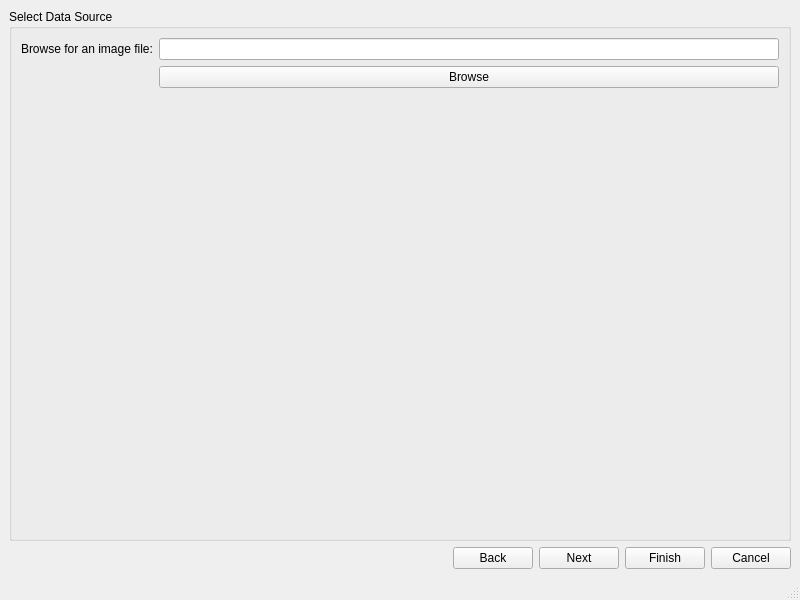
Above: Application_MainWindow/UI/SelectDataWindow.ui from skroutzzz/Disk_Imaging before the change. Below: the same form after it.
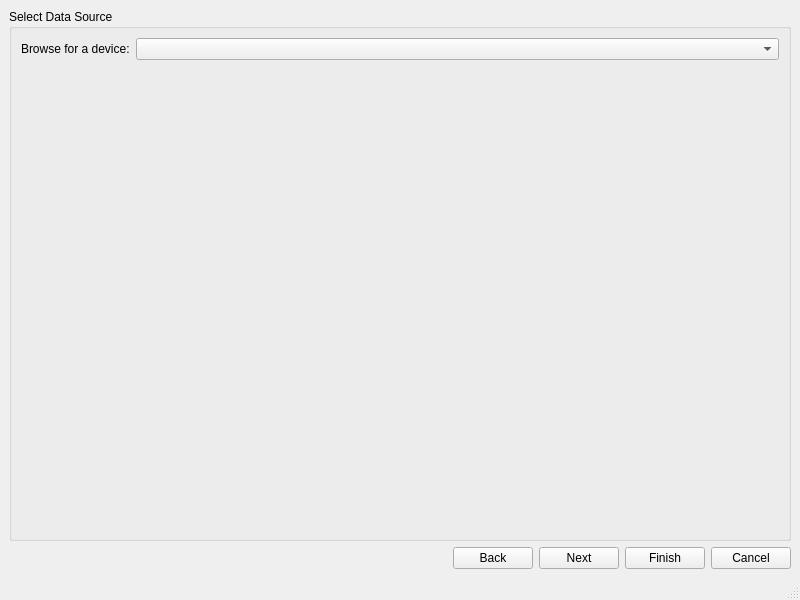
That is the form after the change.

The edit to the form file:
```diff
--- a/Application_MainWindow/UI/SelectDataWindow.ui
+++ b/Application_MainWindow/UI/SelectDataWindow.ui
@@ -66,17 +66,7 @@
        <string>Select Data Source</string>
       </property>
       <layout class="QFormLayout" name="formLayout">
-       <item row="1" column="0">
-        <widget class="QLabel" name="sdw_browseLabel">
-         <property name="text">
-          <string>Browse for an image file:</string>
-         </property>
-        </widget>
-       </item>
-       <item row="1" column="1">
-        <widget class="QLineEdit" name="sdw_browseEdit"/>
-       </item>
-       <item row="3" column="0">
+       <item row="2" column="0">
         <spacer name="verticalSpacer">
          <property name="orientation">
           <enum>Qt::Vertical</enum>
@@ -89,13 +79,16 @@
          </property>
         </spacer>
        </item>
-       <item row="2" column="1">
-        <widget class="QPushButton" name="sdw_browseButton">
+       <item row="1" column="0">
+        <widget class="QLabel" name="sdw_browseLabel">
          <property name="text">
-          <string>Browse</string>
+          <string>Browse for a device:</string>
          </property>
         </widget>
        </item>
+       <item row="1" column="1">
+        <widget class="QComboBox" name="sdw_comboBox"/>
+       </item>
       </layout>
      </widget>
     </item>
```
